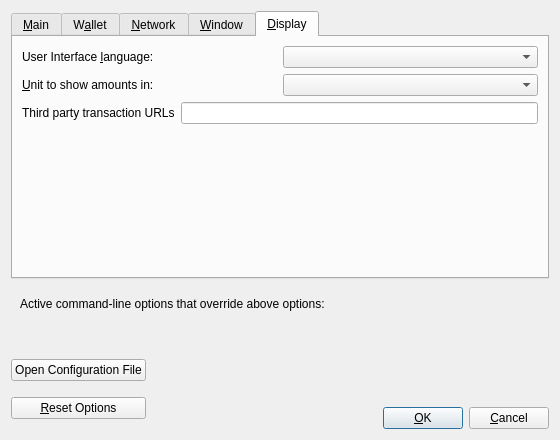
Qt form src/qt/forms/optionsdialog.ui (weycoin/weycoin) before a commit.
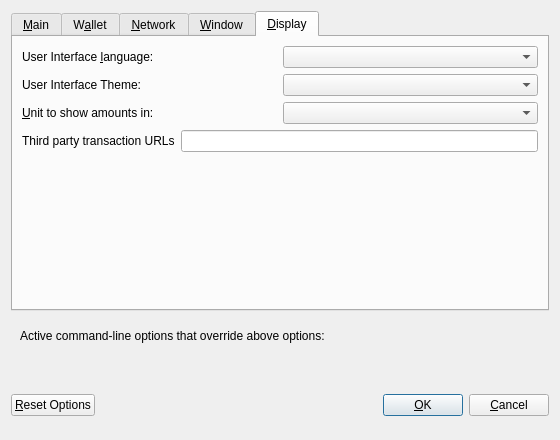
The same form after that commit. The open tabs and pages were chosen to show the change. Custom widgets are drawn as their Qt base class.

```diff
--- a/src/qt/forms/optionsdialog.ui
+++ b/src/qt/forms/optionsdialog.ui
@@ -578,6 +578,20 @@
          </item>
         </layout>
        </item>
+	   <item>
+        <layout class="QHBoxLayout" name="horizontalLayout_4_Display" stretch="0,0">
+         <item>
+          <widget class="QLabel" name="themeLabel">
+           <property name="text">
+            <string>User Interface Theme:</string>
+           </property>
+          </widget>
+         </item>
+         <item>
+          <widget class="QValueComboBox" name="theme"/>
+         </item>
+        </layout>
+       </item>
        <item>
         <layout class="QHBoxLayout" name="horizontalLayout_2_Display">
          <item>
@@ -692,21 +706,6 @@
    <item>
     <layout class="QHBoxLayout" name="horizontalLayout_Buttons">
      <item>
-      <layout class="QVBoxLayout" name="verticalLayout_Buttons">
-       <item>
-        <widget class="QPushButton" name="openBitcoinConfButton">
-         <property name="toolTip">
-          <string>Open the %1 configuration file from the working directory.</string>
-         </property>
-         <property name="text">
-          <string>Open Configuration File</string>
-         </property>
-         <property name="autoDefault">
-          <bool>false</bool>
-         </property>
-        </widget>
-       </item>
-       <item>
         <widget class="QPushButton" name="resetButton">
          <property name="toolTip">
           <string>Reset all client options to default.</string>
@@ -719,8 +718,6 @@
          </property>
         </widget>
        </item>
-      </layout>
-     </item>
      <item>
       <spacer name="horizontalSpacer_1">
        <property name="orientation">
@@ -773,23 +770,6 @@
       </spacer>
      </item>
      <item>
-      <layout class="QVBoxLayout" name="verticalLayout_4">
-       <item>
-        <spacer name="verticalSpacer">
-         <property name="orientation">
-          <enum>Qt::Vertical</enum>
-         </property>
-         <property name="sizeHint" stdset="0">
-          <size>
-           <width>20</width>
-           <height>40</height>
-          </size>
-         </property>
-        </spacer>
-       </item>
-       <item>
-        <layout class="QHBoxLayout" name="horizontalLayout">
-         <item>
           <widget class="QPushButton" name="okButton">
            <property name="text">
             <string>&amp;OK</string>
@@ -811,10 +791,6 @@
             <bool>false</bool>
            </property>
           </widget>
-         </item>
-        </layout>
-       </item>
-      </layout>
      </item>
     </layout>
    </item>
```
Left out of the diff: 8 changed lines with no effect on the pictures. Lines whose indentation alone changed are shown as unchanged.
